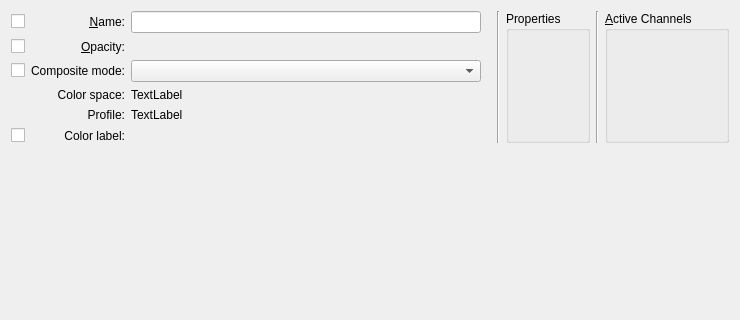
First picture: the form in libs/ui/forms/wdglayerproperties.ui, repository KDE/krita, before the edit; both pictures show x 0 to 740 and y 0 to 320 of the 740 by 514 pixel window.
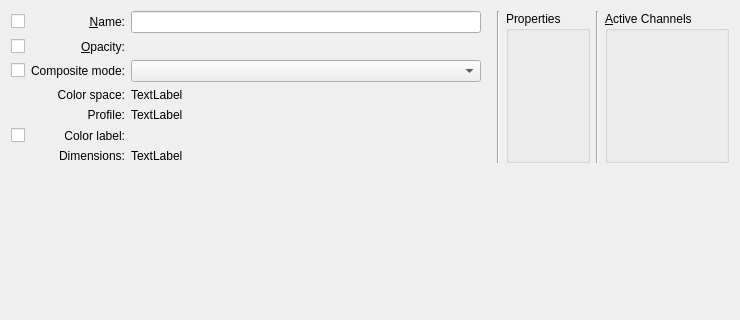
Second picture: the form after the edit. Custom widgets are drawn as their Qt base class.

Commit message: Show the exact bounds in the layer properties dialog

Patch:
```diff
--- a/libs/ui/forms/wdglayerproperties.ui
+++ b/libs/ui/forms/wdglayerproperties.ui
@@ -174,6 +174,36 @@
        <item row="5" column="2">
         <widget class="KisColorLabelSelectorWidget" name="colorLabelSelector" native="true"/>
        </item>
+        <item row="6" column="1">
+        <widget class="QLabel" name="lblDimensionsTitle">
+         <property name="sizePolicy">
+          <sizepolicy hsizetype="Preferred" vsizetype="Fixed">
+           <horstretch>0</horstretch>
+           <verstretch>0</verstretch>
+          </sizepolicy>
+         </property>
+         <property name="text">
+          <string>Dimensions:</string>
+         </property>
+         <property name="alignment">
+          <set>Qt::AlignRight|Qt::AlignTrailing|Qt::AlignVCenter</set>
+         </property>
+        </widget>
+       </item>
+       <item row="6" column="2">
+        <widget class="QLabel" name="lblDimensions">
+         <property name="sizePolicy">
+          <sizepolicy hsizetype="Preferred" vsizetype="Fixed">
+           <horstretch>0</horstretch>
+           <verstretch>0</verstretch>
+          </sizepolicy>
+         </property>
+         <property name="text">
+          <string comment="KDE::DoNotExtract">TextLabel</string>
+         </property>
+        </widget>
+       </item>
+
       </layout>
      </item>
      <item>
```
The commit also changes 1 other file.
